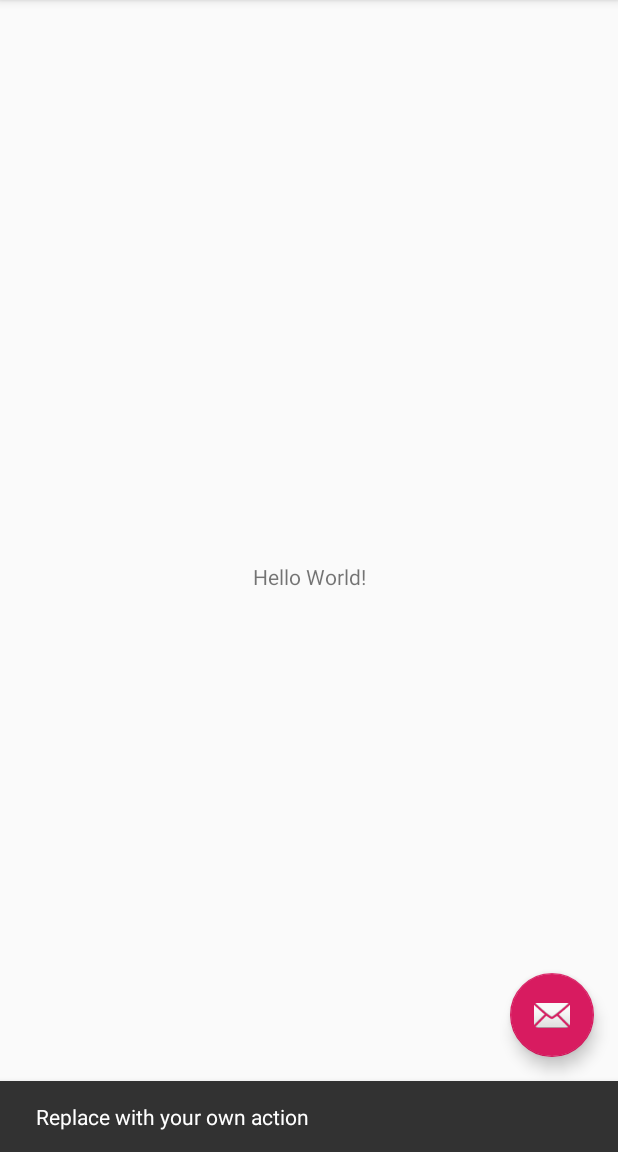
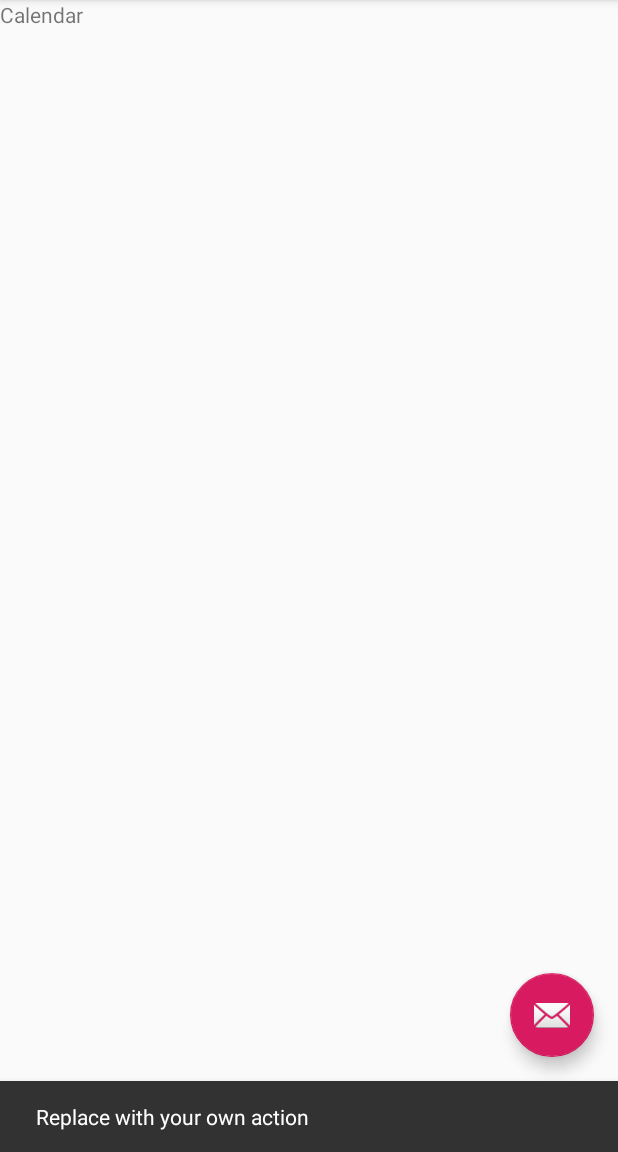
Before and after one commit to JordanGardiner/Messy_flatmates2, an Android app: the screen it shows after launch (MainActivity), after a tap on an icon or button, on a phone screen of 412 x 824 dp, the part 84-1236 px from its top. Run offline under Robolectric (Android 15) with nearby library versions, the phone set to English and light mode, and no system bars.

Commit message:
Nav view made, needs to be made pretty

```diff
--- a/app/src/main/AndroidManifest.xml
+++ b/app/src/main/AndroidManifest.xml
@@ -8,7 +8,9 @@
         android:label="@string/app_name"
         android:roundIcon="@mipmap/ic_launcher_round"
         android:supportsRtl="true"
+
         android:theme="@style/AppTheme">
+
         <activity
             android:name=".MainActivity"
             android:label="@string/app_name"
--- /dev/null
+++ b/app/src/main/java/com/example/jga99/messy_flatmates20/fragments/Calendar_fragment.java
@@ -0,0 +1,22 @@
+package com.example.jga99.messy_flatmates20.fragments;
+
+import android.os.Bundle;
+import android.support.annotation.NonNull;
+import android.support.annotation.Nullable;
+import android.support.v4.app.Fragment;
+import android.view.LayoutInflater;
+import android.view.View;
+import android.view.ViewGroup;
+
+import com.example.jga99.messy_flatmates20.R;
+
+public class Calendar_fragment extends Fragment {
+    View myView;
+
+    @Nullable
+    @Override
+    public View onCreateView(@NonNull LayoutInflater inflater, @Nullable ViewGroup container, @Nullable Bundle savedInstanceState) {
+        myView = inflater.inflate(R.layout.calendar, container, false);
+        return myView;
+    }
+}
--- /dev/null
+++ b/app/src/main/res/layout/calendar.xml
@@ -0,0 +1,16 @@
+<?xml version="1.0" encoding="utf-8"?>
+<RelativeLayout xmlns:android="http://schemas.android.com/apk/res/android"
+    android:layout_width="match_parent" android:layout_height="match_parent">
+    <FrameLayout
+        android:layout_width="match_parent"
+        android:layout_height="match_parent">
+
+    <TextView
+        android:id="@+id/textView2"
+        android:layout_width="wrap_content"
+        android:layout_height="wrap_content"
+        android:layout_centerInParent="true"
+        android:text="Calendar" />
+
+    </FrameLayout>
+</RelativeLayout>
--- a/app/src/main/res/layout/content_main.xml
+++ b/app/src/main/res/layout/content_main.xml
@@ -8,13 +8,11 @@
     tools:context=".MainActivity"
     tools:showIn="@layout/app_bar_main">
 
-    <TextView
-        android:layout_width="wrap_content"
-        android:layout_height="wrap_content"
-        android:text="Hello World!"
-        app:layout_constraintBottom_toBottomOf="parent"
-        app:layout_constraintLeft_toLeftOf="parent"
-        app:layout_constraintRight_toRightOf="parent"
-        app:layout_constraintTop_toTopOf="parent" />
+    <FrameLayout
+        android:id="@+id/content_frame"
+        android:layout_width="match_parent"
+        android:layout_height="match_parent">
+
+    </FrameLayout>
 
 </android.support.constraint.ConstraintLayout>
--- a/app/src/main/res/menu/activity_main_drawer.xml
+++ b/app/src/main/res/menu/activity_main_drawer.xml
@@ -5,34 +5,31 @@
 
     <group android:checkableBehavior="single">
         <item
-            android:id="@+id/nav_camera"
+            android:id="@+id/nav_calendar"
             android:icon="@drawable/ic_menu_camera"
-            android:title="Import" />
+            android:title="Calendar" />
         <item
-            android:id="@+id/nav_gallery"
+            android:id="@+id/nav_create_task"
+            android:icon="@drawable/ic_menu_camera"
+            android:title="Create Task" />
+        <item
+            android:id="@+id/nav_my_tasks"
             android:icon="@drawable/ic_menu_gallery"
-            android:title="Gallery" />
+            android:title="My Tasks" />
         <item
-            android:id="@+id/nav_slideshow"
+            android:id="@+id/nav_group"
             android:icon="@drawable/ic_menu_slideshow"
-            android:title="Slideshow" />
+            android:title="Group" />
         <item
-            android:id="@+id/nav_manage"
+            android:id="@+id/nav_leaderboard"
             android:icon="@drawable/ic_menu_manage"
-            android:title="Tools" />
+            android:title="Leaderboard" />
+        <item
+            android:id="@+id/nav_settings"
+            android:icon="@drawable/ic_menu_manage"
+            android:title="Settings" />
+
     </group>
 
-    <item android:title="Communicate">
-        <menu>
-            <item
-                android:id="@+id/nav_share"
-                android:icon="@drawable/ic_menu_share"
-                android:title="Share" />
-            <item
-                android:id="@+id/nav_send"
-                android:icon="@drawable/ic_menu_send"
-                android:title="Send" />
-        </menu>
-    </item>
 
 </menu>
```
Also changed, not shown: app/src/main/java/com/example/jga99/messy_flatmates20/MainActivity.java (+29 -15 lines), app/src/main/java/com/example/jga99/messy_flatmates20/fragments/Create_task_fragment.java (added, +23 -0 lines), app/src/main/java/com/example/jga99/messy_flatmates20/fragments/Group_fragment.java (added, +22 -0 lines), app/src/main/java/com/example/jga99/messy_flatmates20/fragments/Leaderboard_fragment.java (added, +22 -0 lines), app/src/main/java/com/example/jga99/messy_flatmates20/fragments/My_task_fragment.java (added, +22 -0 lines), app/src/main/java/com/example/jga99/messy_flatmates20/fragments/Settings_fragment.java (added, +22 -0 lines), app/src/main/res/layout/create_task.xml (added, +16 -0 lines), app/src/main/res/layout/group.xml (added, +11 -0 lines), app/src/main/res/layout/leaderboard.xml (added, +11 -0 lines), app/src/main/res/layout/my_tasks.xml (added, +11 -0 lines), app/src/main/res/layout/settings.xml (added, +11 -0 lines).
